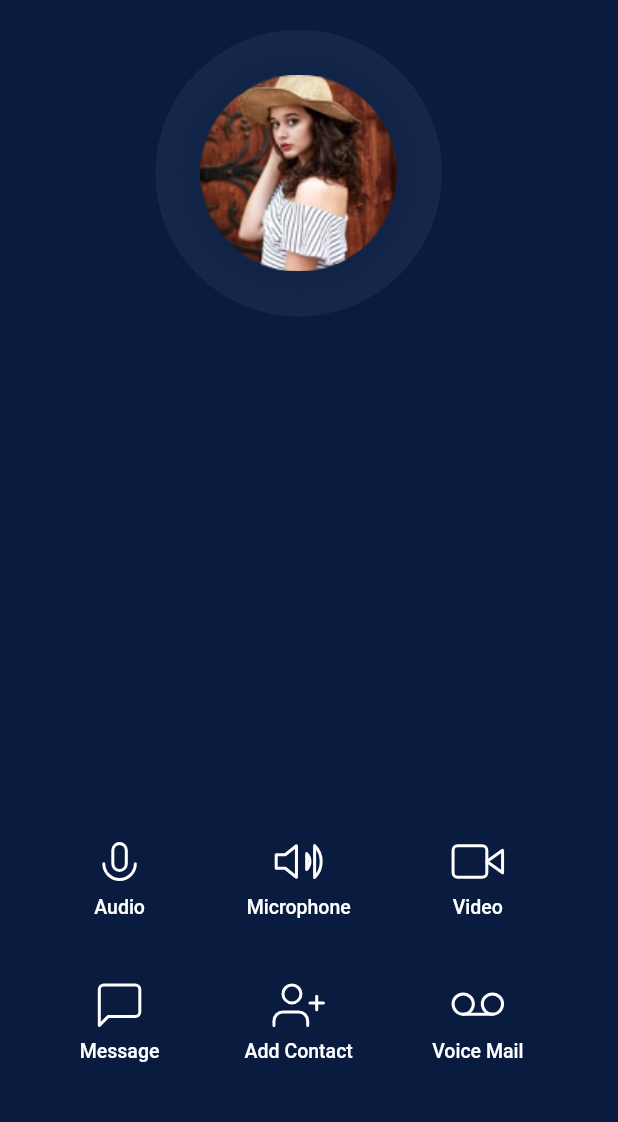
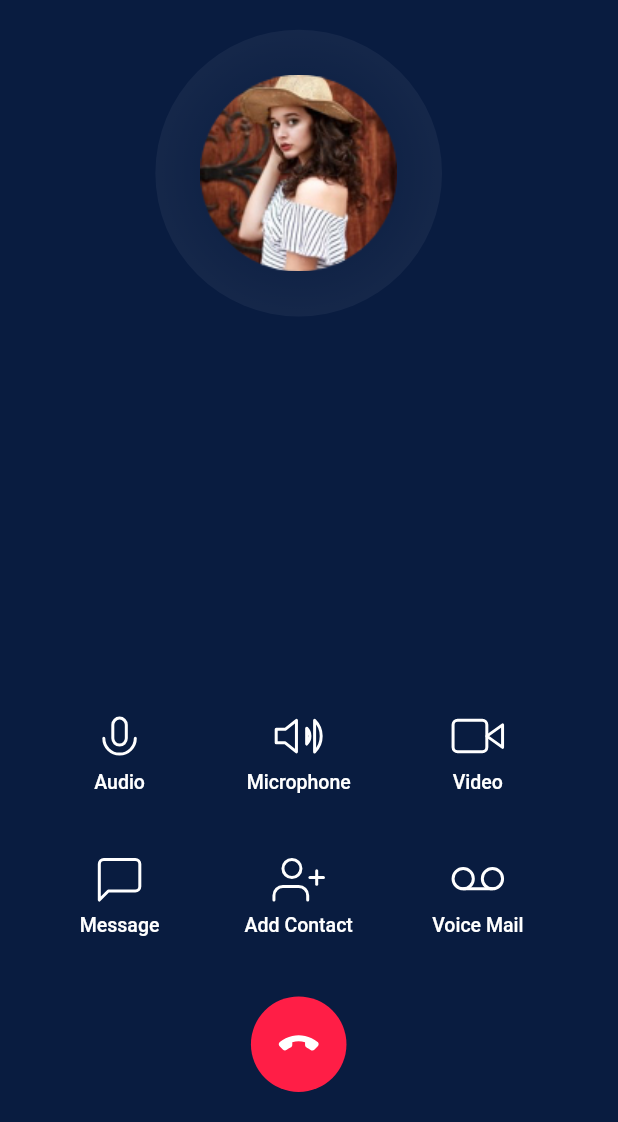
Before and after one commit to Runebjo/Flutter-Calling-Interface, a Flutter app: the screen it shows after launch, on a phone screen of 412 x 824 dp, the part 114-1236 px from its top. Run offline on Flutter 3.47's test engine with Material 2 defaults, Android fonts, the phone set to English and light mode, and no system bars; our stand-ins replace flutter_svg.

Commit message:
Finisehd dial screen

```diff
--- /dev/null
+++ b/lib/components/rounded_button.dart
@@ -0,0 +1,37 @@
+import 'package:flutter/material.dart';
+import 'package:flutter_svg/svg.dart';
+
+import '../size_config.dart';
+
+class RoundedButton extends StatelessWidget {
+  final double size;
+  final String iconSrc;
+  final Color color, iconColor;
+  final VoidCallback press;
+
+  const RoundedButton({
+    Key key,
+    this.size = 64,
+    @required this.iconSrc,
+    @required this.color,
+    @required this.iconColor,
+    @required this.press,
+  }) : super(key: key);
+
+  @override
+  Widget build(BuildContext context) {
+    return SizedBox(
+      height: getProportionateScreenWidth(size),
+      width: getProportionateScreenWidth(size),
+      child: FlatButton(
+        padding: EdgeInsets.all(15 / 64 * size),
+        color: color,
+        shape: RoundedRectangleBorder(
+          borderRadius: BorderRadius.circular(100),
+        ),
+        onPressed: press,
+        child: SvgPicture.asset(iconSrc, color: iconColor),
+      ),
+    );
+  }
+}
--- a/lib/screens/dialScreen/components/body.dart
+++ b/lib/screens/dialScreen/components/body.dart
@@ -1,4 +1,6 @@
 import 'package:calling/components/dial_user_pic.dart';
+import 'package:calling/components/rounded_button.dart';
+import 'package:calling/constants.dart';
 import 'package:calling/size_config.dart';
 import 'package:flutter/material.dart';
 import 'package:flutter_svg/flutter_svg.dart';
@@ -63,6 +65,13 @@ class Body extends StatelessWidget {
                   text: "Voice Mail",
                 ),
               ],
+            ),
+            VerticalSpacing(),
+            RoundedButton(
+              iconSrc: "assets/icons/call_end.svg",
+              color: kRedColor,
+              iconColor: Colors.white,
+              press: () {},
             )
           ],
         ),
```
Also changed, not shown: lib/screens/audioCallWithImage/components/body.dart (+2 -34 lines).
